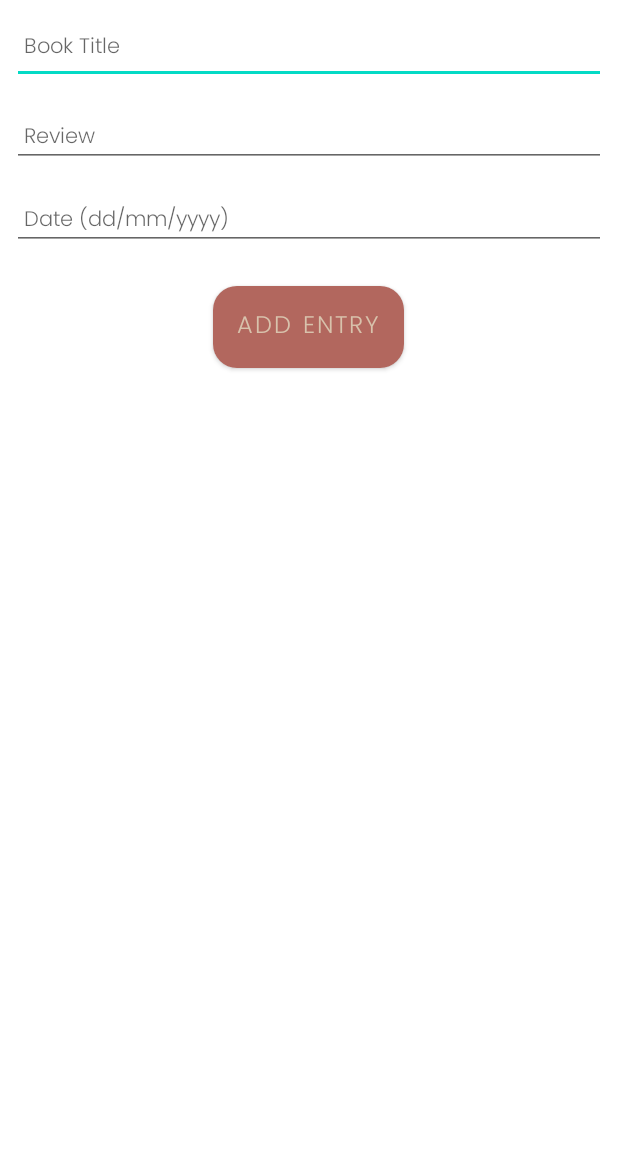
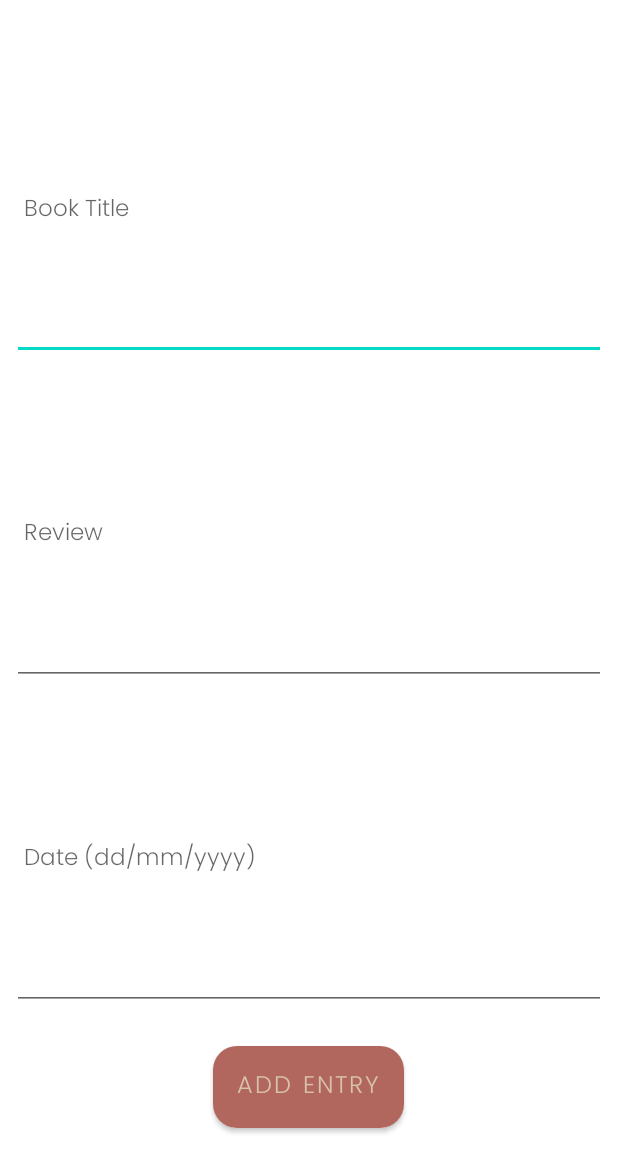
Before and after one commit to fleetwoodmab/Diary, an Android app: the DiaryActivity screen opened directly, with no data from a screen before it, on a phone screen of 412 x 824 dp, the part 84-1236 px from its top. Run offline under Robolectric (Android 15) with nearby library versions, the phone set to English and light mode, and no system bars; our stand-ins replace Timber; 1 statement that could not run was skipped.

Commit message:
quick redesign

```diff
--- a/app/src/main/res/layout/activity_diary.xml
+++ b/app/src/main/res/layout/activity_diary.xml
@@ -26,7 +26,8 @@
                 android:id="@+id/toolbarAdd"
                 android:layout_width="match_parent"
                 android:layout_height="match_parent"
-                app:titleTextColor="@color/colorPrimary" />
+                app:titleTextColor="@color/colorPrimary"
+                android:title="Book Review"/>
         </com.google.android.material.appbar.AppBarLayout>
 
         <ScrollView
@@ -37,13 +38,15 @@
 
             <LinearLayout
                 android:layout_width="match_parent"
-                android:layout_height="wrap_content"
-                android:orientation="vertical">
+                android:layout_height="match_parent"
+                android:orientation="vertical"
+                android:gravity="center_vertical"
+                android:paddingTop="32dp">
 
                 <EditText
                     android:id="@+id/entryTitle"
                     android:layout_width="match_parent"
-                    android:layout_height="48dp"
+                    android:layout_height="wrap_content"
                     android:layout_margin="8dp"
                     android:autofillHints="hint"
                     android:hint="@string/hint_entryTitle"
@@ -52,7 +55,8 @@
                     android:maxLines="1"
                     android:padding="8dp"
                     android:textColor="@color/colorPrimaryDark"
-                    android:textSize="14sp" />
+                    android:textSize="15sp"
+                    android:layout_weight="1" />
 
                 <EditText
                     android:id="@+id/description"
@@ -65,7 +69,8 @@
                     android:maxLines="1"
                     android:padding="8dp"
                     android:textColor="@color/colorPrimaryDark"
-                    android:textSize="14sp" />
+                    android:textSize="15sp"
+                    android:layout_weight="1" />
 
                 <EditText
                     android:id="@+id/date"
@@ -78,7 +83,9 @@
                     android:maxLines="1"
                     android:padding="8dp"
                     android:textColor="@color/colorPrimaryDark"
-                    android:textSize="14sp" />
+                    android:textSize="15sp"
+                    android:layout_weight="1"
+                    />
 
                 <Button
                     android:id="@+id/btnAdd"
@@ -87,16 +94,16 @@
                     android:layout_gravity="center_horizontal"
                     android:layout_margin="16dp"
                     android:background="@drawable/rounded_button"
+                    android:elevation="2dp"
+                    android:minWidth="0dp"
+                    android:minHeight="0dp"
+                    android:paddingStart="16dp"
                     android:paddingTop="8dp"
+                    android:paddingEnd="16dp"
                     android:paddingBottom="8dp"
                     android:text="@string/button_addEntry"
                     android:textColor="@color/colorPrimary"
-                    android:textSize="16sp"
-                    android:minWidth="0dp"
-                    android:minHeight="0dp"
-                    android:paddingStart="16dp"
-                    android:paddingEnd="16dp"
-                    android:elevation="2dp" />
+                    android:textSize="16sp" />
             </LinearLayout>
         </ScrollView>
 
--- a/app/src/main/res/menu/main_menu.xml
+++ b/app/src/main/res/menu/main_menu.xml
@@ -5,6 +5,5 @@
     <item
         android:id="@+id/item_add"
         android:title="@string/menu_addEntry"
-        android:icon="@android:drawable/ic_menu_add"
         app:showAsAction="always" />
 </menu>
--- a/app/src/main/res/values/colors.xml
+++ b/app/src/main/res/values/colors.xml
@@ -6,7 +6,10 @@
     <color name="teal_200">#FF03DAC5</color>
     <color name="teal_700">#FF018786</color>
     <color name="black">#FF000000</color>
+    <color name="dark_gray">#636363</color>
+    <color name="light_gray">#9A9A9A</color>
     <color name="white">#FFFFFFFF</color>
+
 
     <color name="colorPrimary">#D8C2AC</color>
     <color name="colorPrimaryDark">#644536</color>
--- a/app/src/main/res/values/strings.xml
+++ b/app/src/main/res/values/strings.xml
@@ -5,6 +5,6 @@
     <string name="hint_entryTitle">Book Title</string>
     <string name="hint_entryDescription">Review</string>
     <string name="hint_entryDate">Date finished </string>
-    <string name="menu_addEntry">Add</string>
+    <string name="menu_addEntry">Log</string>
     <string name="menu_cancelEntry">Cancel</string>
 </resources>
```
Also changed, not shown: app/src/main/res/layout/card_entry.xml (+15 -10 lines).
